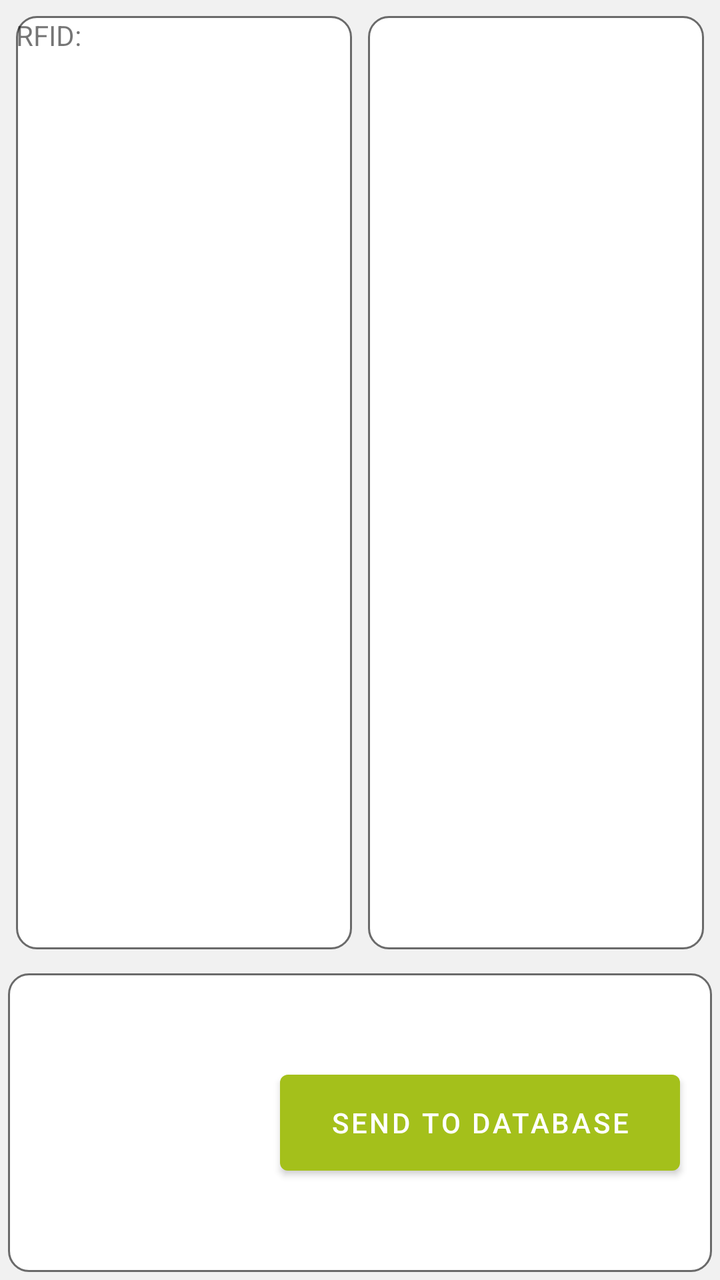
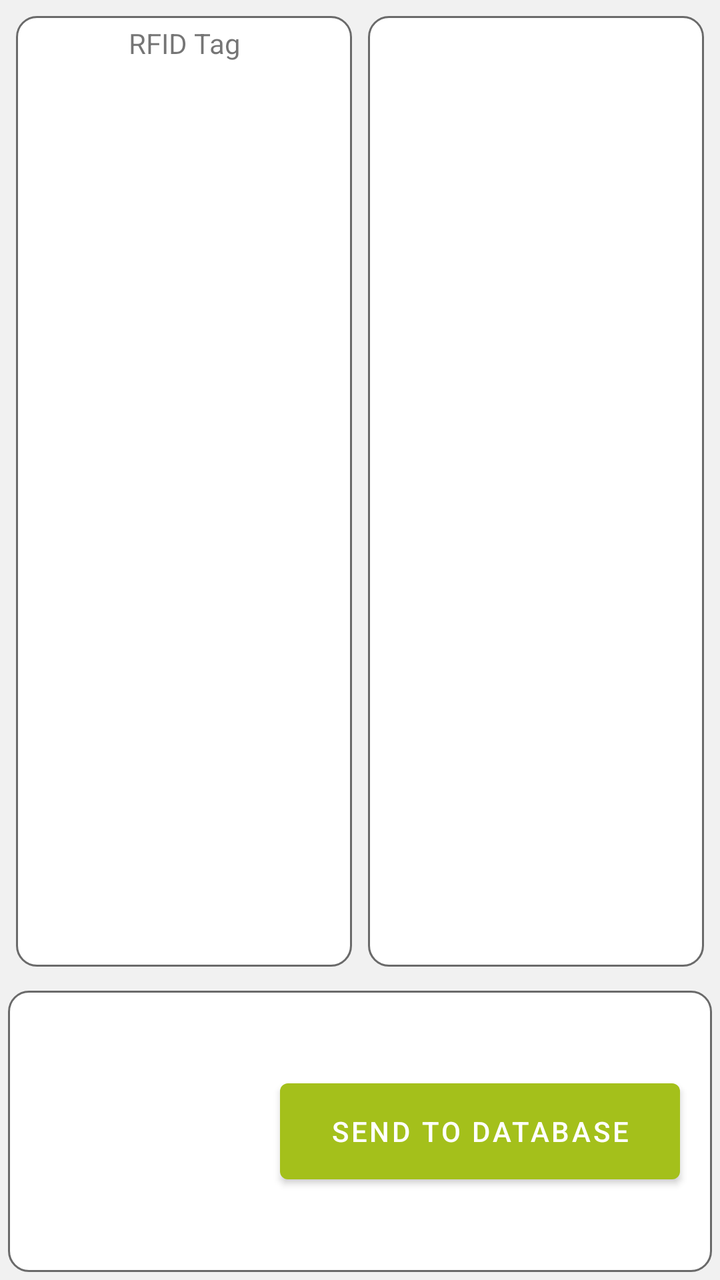

An Android layout rendered at two revisions. The XML below is the earlier revision; the diff shows what the commit changed to produce the second picture.
<!-- AndroidManifest.xml: application theme AppTheme -->
<!-- res/layout/fragment_tool_management_params.xml -->
<?xml version="1.0" encoding="utf-8"?>
<layout xmlns:android="http://schemas.android.com/apk/res/android"
    xmlns:app="http://schemas.android.com/apk/res-auto"
    xmlns:tools="http://schemas.android.com/tools">

    <data>

        <variable
            name="viewModel"
            type="eu.agribot.agribotapp.ui.fragment.toolmanagement.toolparams.ToolParamsViewModel" />
    </data>

    <LinearLayout
        android:layout_width="match_parent"
        android:layout_height="match_parent"
        android:background="@color/background_gray"
        android:orientation="vertical">


        <LinearLayout
                android:layout_width="match_parent"
                android:layout_height="wrap_content"
                android:layout_weight="3"
                android:layout_margin="@dimen/margin_small"
                android:background="@color/background_gray"
                android:orientation="horizontal"
                android:gravity="center">

            <LinearLayout
                android:layout_width="0dp"
                android:layout_height="match_parent"
                android:layout_margin="@dimen/margin_small"
                android:layout_weight="1"
                android:background="@drawable/rounded_corner_layout"
                android:orientation="vertical">

                <TextView
                    android:layout_width="match_parent"
                    android:layout_height="match_parent"
                    android:text="RFID: "/>

            </LinearLayout>

            <LinearLayout
                android:layout_width="0dp"
                android:layout_height="match_parent"
                android:layout_margin="@dimen/margin_small"
                android:layout_weight="1"
                android:background="@drawable/rounded_corner_layout"
                android:orientation="vertical">

                <androidx.recyclerview.widget.RecyclerView
                    android:id="@+id/params_recycler"
                    android:layout_width="match_parent"
                    android:layout_height="0dp"
                    android:layout_margin="@dimen/margin_medium"
                    android:layout_weight="1"/>

            </LinearLayout>

        </LinearLayout>



        <androidx.constraintlayout.widget.ConstraintLayout
            android:layout_width="match_parent"
            android:layout_height="0dp"
            android:layout_margin="@dimen/margin_small"
            android:layout_weight="1"
            android:background="@drawable/rounded_corner_layout"
            android:gravity="end"
            android:orientation="horizontal">


            <com.google.android.material.button.MaterialButton
                android:id="@+id/right_button"
                android:layout_width="200dp"
                android:layout_height="60dp"
                android:layout_marginEnd="@dimen/margin_large"
                android:text="@string/send_to_database"
                android:onClick="@{()-> viewModel.sendToolData()}"
                app:layout_constraintBottom_toBottomOf="parent"
                app:layout_constraintEnd_toEndOf="parent"
                app:layout_constraintTop_toTopOf="parent" />

        </androidx.constraintlayout.widget.ConstraintLayout>


    </LinearLayout>

</layout>
<!-- resources referenced by this layout -->
<resources>
  <color name="background_gray">#f1f1f1</color>
  <dimen name="margin_large">16dp</dimen>
  <dimen name="margin_medium">8dp</dimen>
  <dimen name="margin_small">4dp</dimen>
  <!-- drawable rounded_corner_layout (drawable) -->
  <?xml version="1.0" encoding="utf-8"?>
  <shape xmlns:android="http://schemas.android.com/apk/res/android">
  
      <solid android:color="@android:color/white"/>
      <corners android:radius="10dp"/>
      <stroke
          android:width="1dp"
          android:color="@color/gray" />
  
  </shape>
  <string name="send_to_database">Send to Database</string>
  <style name="AppTheme" parent="Theme.MaterialComponents.Light.DarkActionBar">
          
          <item name="colorPrimary">@color/colorPrimary</item>
          <item name="colorPrimaryDark">@color/colorPrimaryDark</item>
          <item name="colorAccent">@color/colorAccent</item>
      </style>
  <color name="gray">#6A6A6A</color>
  <color name="colorPrimary">@color/base_green</color>
  <color name="colorPrimaryDark">@color/base_green_darker</color>
  <color name="colorAccent">@color/gray</color>
  <color name="base_green">#a4c01b</color>
  <color name="base_green_darker">#839915</color>
</resources>

<!-- the commit's change to res/layout/fragment_tool_management_params.xml (unified diff, before → after) -->
@@ -1,7 +1,6 @@
 <?xml version="1.0" encoding="utf-8"?>
 <layout xmlns:android="http://schemas.android.com/apk/res/android"
-    xmlns:app="http://schemas.android.com/apk/res-auto"
-    xmlns:tools="http://schemas.android.com/tools">
+    xmlns:app="http://schemas.android.com/apk/res-auto">
 
     <data>
 
@@ -18,13 +17,13 @@
 
 
         <LinearLayout
-                android:layout_width="match_parent"
-                android:layout_height="wrap_content"
-                android:layout_weight="3"
-                android:layout_margin="@dimen/margin_small"
-                android:background="@color/background_gray"
-                android:orientation="horizontal"
-                android:gravity="center">
+            android:layout_width="match_parent"
+            android:layout_height="wrap_content"
+            android:layout_margin="@dimen/margin_small"
+            android:layout_weight="3"
+            android:background="@color/background_gray"
+            android:gravity="center"
+            android:orientation="horizontal">
 
             <LinearLayout
                 android:layout_width="0dp"
@@ -36,8 +35,17 @@
 
                 <TextView
                     android:layout_width="match_parent"
-                    android:layout_height="match_parent"
-                    android:text="RFID: "/>
+                    android:layout_height="wrap_content"
+                    android:layout_margin="@dimen/margin_small"
+                    android:gravity="center"
+                    android:text="RFID Tag" />
+
+                <TextView
+                    android:layout_width="match_parent"
+                    android:layout_height="wrap_content"
+                    android:layout_margin="@dimen/margin_small"
+                    android:gravity="center"
+                    android:text="@{viewModel.toolRfidTag}" />
 
             </LinearLayout>
 
@@ -54,12 +62,11 @@
                     android:layout_width="match_parent"
                     android:layout_height="0dp"
                     android:layout_margin="@dimen/margin_medium"
-                    android:layout_weight="1"/>
+                    android:layout_weight="1" />
 
             </LinearLayout>
 
         </LinearLayout>
-
 
 
         <androidx.constraintlayout.widget.ConstraintLayout
@@ -77,8 +84,8 @@
                 android:layout_width="200dp"
                 android:layout_height="60dp"
                 android:layout_marginEnd="@dimen/margin_large"
+                android:onClick="@{()-> viewModel.sendToolData()}"
                 android:text="@string/send_to_database"
-                android:onClick="@{()-> viewModel.sendToolData()}"
                 app:layout_constraintBottom_toBottomOf="parent"
                 app:layout_constraintEnd_toEndOf="parent"
                 app:layout_constraintTop_toTopOf="parent" />
